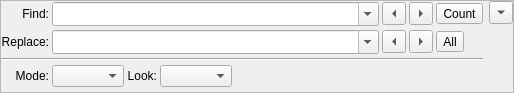
Before: the Qt Designer form src/Sigil/Form_Files/FindReplace.ui in Sigil-Ebook/Sigil, drawn with Qt 5.
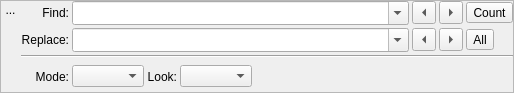
After: the same form once the commit is applied. Icons and pictures are not drawn.

Commit message: Change F&R widget to have a close icon instead of down arrow. Move message text for F&R to F&R widget.

Patch:
```diff
--- a/src/Sigil/Form_Files/FindReplace.ui
+++ b/src/Sigil/Form_Files/FindReplace.ui
@@ -35,9 +35,64 @@
       <enum>QFrame::Raised</enum>
      </property>
      <layout class="QHBoxLayout" name="horizontalLayout_3">
+      <property name="spacing">
+       <number>0</number>
+      </property>
       <property name="margin">
        <number>0</number>
       </property>
+      <item>
+       <layout class="QVBoxLayout" name="verticalLayout">
+        <item>
+         <widget class="QToolButton" name="close">
+          <property name="sizePolicy">
+           <sizepolicy hsizetype="Fixed" vsizetype="Fixed">
+            <horstretch>0</horstretch>
+            <verstretch>0</verstretch>
+           </sizepolicy>
+          </property>
+          <property name="toolTip">
+           <string>Hide Find and Replace</string>
+          </property>
+          <property name="styleSheet">
+           <string notr="true">border: 0px;</string>
+          </property>
+          <property name="text">
+           <string>...</string>
+          </property>
+          <property name="icon">
+           <iconset resource="../Resource_Files/main/main.qrc">
+            <normaloff>:/main/widget-close-16.png</normaloff>:/main/widget-close-16.png</iconset>
+          </property>
+          <property name="iconSize">
+           <size>
+            <width>16</width>
+            <height>16</height>
+           </size>
+          </property>
+          <property name="autoRaise">
+           <bool>false</bool>
+          </property>
+          <property name="arrowType">
+           <enum>Qt::NoArrow</enum>
+          </property>
+         </widget>
+        </item>
+        <item>
+         <spacer name="verticalSpacer">
+          <property name="orientation">
+           <enum>Qt::Vertical</enum>
+          </property>
+          <property name="sizeHint" stdset="0">
+           <size>
+            <width>20</width>
+            <height>40</height>
+           </size>
+          </property>
+         </spacer>
+        </item>
+       </layout>
+      </item>
       <item>
        <layout class="QGridLayout" name="gridLayout" columnstretch="0,1,0,0,0">
         <property name="spacing">
@@ -68,6 +123,9 @@
           <property name="toolTip">
            <string>Find previous</string>
           </property>
+          <property name="styleSheet">
+           <string notr="true"/>
+          </property>
           <property name="text">
            <string>...</string>
           </property>
@@ -81,6 +139,9 @@
           <property name="toolTip">
            <string>Find next</string>
           </property>
+          <property name="styleSheet">
+           <string notr="true"/>
+          </property>
           <property name="text">
            <string>...</string>
           </property>
@@ -94,6 +155,9 @@
           <property name="toolTip">
            <string>Count all matches</string>
           </property>
+          <property name="styleSheet">
+           <string notr="true"/>
+          </property>
           <property name="text">
            <string>Count</string>
           </property>
@@ -124,6 +188,9 @@
           <property name="toolTip">
            <string>Replace previous</string>
           </property>
+          <property name="styleSheet">
+           <string notr="true"/>
+          </property>
           <property name="text">
            <string>...</string>
           </property>
@@ -137,6 +204,9 @@
           <property name="toolTip">
            <string>Replace next</string>
           </property>
+          <property name="styleSheet">
+           <string notr="true"/>
+          </property>
           <property name="text">
            <string>...</string>
           </property>
@@ -150,6 +220,9 @@
           <property name="toolTip">
            <string>Replace all</string>
           </property>
+          <property name="styleSheet">
+           <string notr="true"/>
+          </property>
           <property name="text">
            <string>All</string>
           </property>
@@ -173,7 +246,7 @@
          </widget>
         </item>
         <item row="3" column="1" colspan="4">
-         <layout class="QHBoxLayout" name="horizontalLayout" stretch="0,0,0,0">
+         <layout class="QHBoxLayout" name="horizontalLayout" stretch="0,0,0,0,0">
           <item>
            <widget class="QComboBox" name="cbSearchMode"/>
           </item>
@@ -203,40 +276,23 @@
             </property>
            </spacer>
           </item>
+          <item>
+           <widget class="QLabel" name="message">
+            <property name="font">
+             <font>
+              <weight>75</weight>
+              <bold>true</bold>
+             </font>
+            </property>
+            <property name="text">
+             <string/>
+            </property>
+           </widget>
+          </item>
          </layout>
         </item>
        </layout>
       </item>
-      <item>
-       <layout class="QVBoxLayout" name="verticalLayout">
-        <item>
-         <widget class="QToolButton" name="close">
-          <property name="toolTip">
-           <string>Hide Find and Replace</string>
-          </property>
-          <property name="text">
-           <string>...</string>
-          </property>
-          <property name="arrowType">
-           <enum>Qt::DownArrow</enum>
-          </property>
-         </widget>
-        </item>
-        <item>
-         <spacer name="verticalSpacer">
-          <property name="orientation">
-           <enum>Qt::Vertical</enum>
-          </property>
-          <property name="sizeHint" stdset="0">
-           <size>
-            <width>20</width>
-            <height>40</height>
-           </size>
-          </property>
-         </spacer>
-        </item>
-       </layout>
-      </item>
      </layout>
     </widget>
    </item>
```
Left out of the diff: 4 changed lines with no effect on the pictures. The commit also changes 5 other files.
